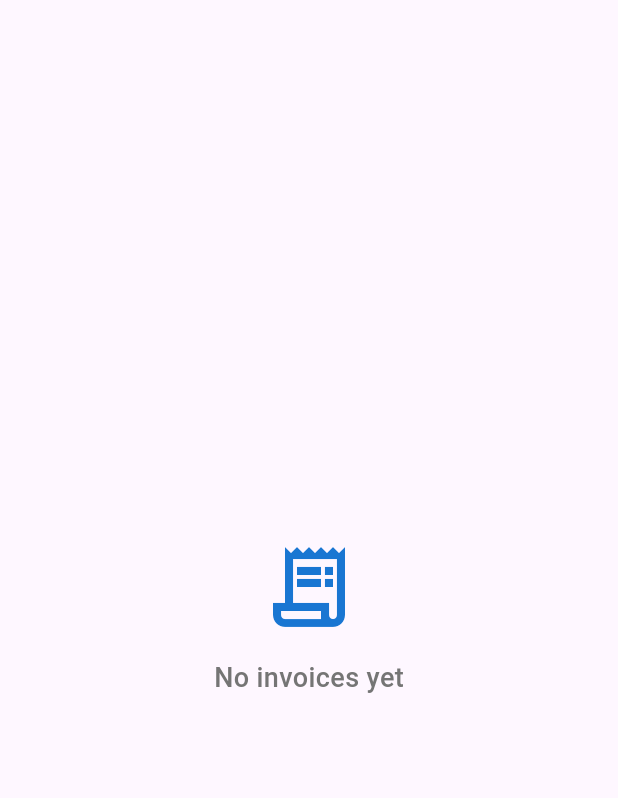
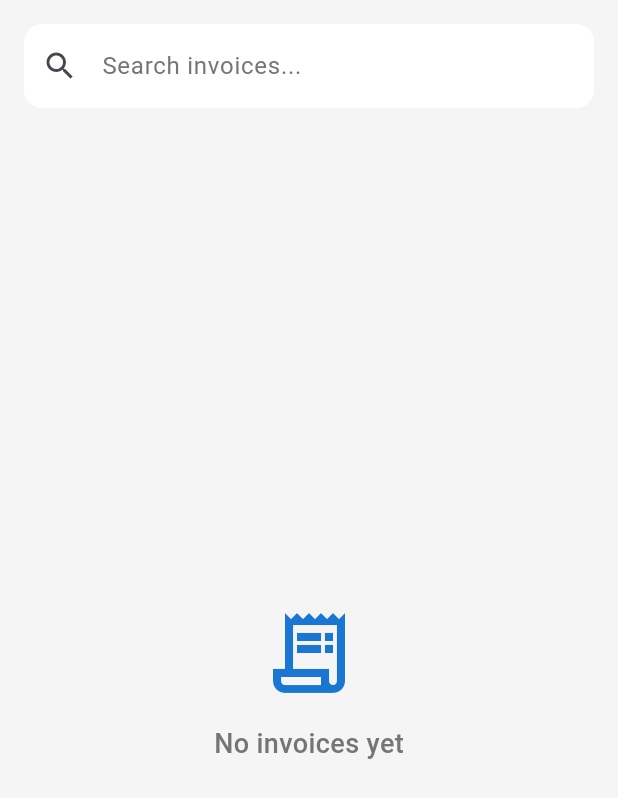
Before and after one commit to skgoswami2005/gst_billing_app, a Flutter app: the HistoryScreen screen opened directly, on a phone screen of 412 x 824 dp. Shown: the top 798 px of the screen. Run offline on Flutter 3.47's test engine with Material 3 defaults, Android fonts, the phone set to English and light mode, and no system bars; our stand-ins replace sqflite; accounts and stored records are empty.

Commit message:
Commit VII: Added search functionality in history page to search invoices

```diff
--- a/lib/screens/history_screen.dart
+++ b/lib/screens/history_screen.dart
@@ -13,7 +13,9 @@ class HistoryScreen extends StatefulWidget {
 
 class _HistoryScreenState extends State<HistoryScreen> {
   List<Invoice> _invoices = [];
+  List<Invoice> _filteredInvoices = [];
   bool _isLoading = true;
+  final _searchController = TextEditingController();
 
   @override
   void initState() {
@@ -21,20 +23,75 @@ class _HistoryScreenState extends State<HistoryScreen> {
     _loadInvoices();
   }
 
+  @override
+  void dispose() {
+    _searchController.dispose();
+    super.dispose();
+  }
+
   Future<void> _loadInvoices() async {
     setState(() => _isLoading = true);
     final invoices = await DatabaseHelper.instance.getAllInvoices();
     setState(() {
       _invoices = invoices;
+      _filteredInvoices = invoices;
       _isLoading = false;
+    });
+  }
+
+  void _filterInvoices(String query) {
+    setState(() {
+      if (query.isEmpty) {
+        _filteredInvoices = _invoices;
+      } else {
+        _filteredInvoices = _invoices.where((invoice) {
+          final id = invoice.id.toLowerCase();
+          final date = DateFormat('MMM dd, yyyy hh:mm a')
+              .format(DateTime.parse(invoice.createdAt))
+              .toLowerCase();
+          final amount = invoice.totalAmount.toString();
+          final searchLower = query.toLowerCase();
+
+          return id.contains(searchLower) ||
+              date.contains(searchLower) ||
+              amount.contains(searchLower);
+        }).toList();
+      }
     });
   }
 
   @override
   Widget build(BuildContext context) {
-    return _isLoading
+    return Scaffold(
+      backgroundColor: Colors.grey[100],
+      body: Column(
+        children: [
+          Padding(
+            padding: const EdgeInsets.all(16),
+            child: TextField(
+              controller: _searchController,
+              decoration: InputDecoration(
+                hintText: 'Search invoices...',
+                hintStyle: TextStyle(color: Colors.grey[600]),
+                prefixIcon: const Icon(Icons.search),
+                filled: true,
+                fillColor: Colors.white,
+                border: OutlineInputBorder(
+                  borderRadius: BorderRadius.circular(12),
+                  borderSide: BorderSide.none,
+                ),
+                enabledBorder: OutlineInputBorder(
+                  borderRadius: BorderRadius.circular(12),
+                  borderSide: BorderSide.none,
+                ),
+              ),
+              onChanged: _filterInvoices,
+            ),
+          ),
+          Expanded(
+            child: _isLoading
                 ? const Center(child: CircularProgressIndicator())
-        : _invoices.isEmpty
+                : _filteredInvoices.isEmpty
                     ? Center(
                         child: Column(
                           mainAxisAlignment: MainAxisAlignment.center,
@@ -42,21 +99,25 @@ class _HistoryScreenState extends State<HistoryScreen> {
                             Icon(Icons.receipt_long_outlined,
                                 size: 64, color: Colors.blue[700]),
                             const SizedBox(height: 16),
-                    Text('No invoices yet',
+                            Text(
+                              _searchController.text.isEmpty
+                                  ? 'No invoices yet'
+                                  : 'No matching invoices found',
                               style: TextStyle(
                                   fontSize: 18,
                                   color: Colors.grey[600],
-                            fontWeight: FontWeight.w500)),
+                                  fontWeight: FontWeight.w500),
+                            ),
                           ],
                         ),
                       )
                     : ListView.builder(
-                itemCount: _invoices.length,
+                        itemCount: _filteredInvoices.length,
                         itemBuilder: (context, index) {
-                  final invoice = _invoices[index];
+                          final invoice = _filteredInvoices[index];
                           return Card(
-                    margin:
-                        const EdgeInsets.symmetric(horizontal: 16, vertical: 8),
+                            margin: const EdgeInsets.symmetric(
+                                horizontal: 16, vertical: 8),
                             shape: RoundedRectangleBorder(
                                 borderRadius: BorderRadius.circular(12)),
                             child: ListTile(
@@ -65,10 +126,11 @@ class _HistoryScreenState extends State<HistoryScreen> {
                                 mainAxisAlignment: MainAxisAlignment.start,
                                 crossAxisAlignment: CrossAxisAlignment.start,
                                 children: [
-                          Text('Invoice #${invoice.id.substring(0, 10)}',
-                              style:
-                                  const TextStyle(fontWeight: FontWeight.bold)),
-                          Text('₹${invoice.totalAmount.toStringAsFixed(2)}',
+                                  Text('Invoice #${invoice.id}',
+                                      style: const TextStyle(
+                                          fontWeight: FontWeight.bold)),
+                                  Text(
+                                      '₹${invoice.totalAmount.toStringAsFixed(2)}',
                                       style: TextStyle(
                                           color: Colors.blue[700],
                                           fontWeight: FontWeight.bold)),
@@ -80,9 +142,11 @@ class _HistoryScreenState extends State<HistoryScreen> {
                                   const SizedBox(height: 8),
                                   Text(
                                       'Date: ${DateFormat('MMM dd, yyyy hh:mm a').format(DateTime.parse(invoice.createdAt))}',
-                              style: TextStyle(color: Colors.grey[600])),
+                                      style:
+                                          TextStyle(color: Colors.grey[600])),
                                   Text('${invoice.items.length} items',
-                              style: TextStyle(color: Colors.grey[600])),
+                                      style:
+                                          TextStyle(color: Colors.grey[600])),
                                 ],
                               ),
                               trailing: IconButton(
@@ -91,7 +155,8 @@ class _HistoryScreenState extends State<HistoryScreen> {
                                   Navigator.push(
                                     context,
                                     MaterialPageRoute(
-                              builder: (context) => InvoiceDetailsScreen(
+                                      builder: (context) =>
+                                          InvoiceDetailsScreen(
                                         invoice: invoice,
                                       ),
                                     ),
@@ -101,6 +166,10 @@ class _HistoryScreenState extends State<HistoryScreen> {
                             ),
                           );
                         },
+                      ),
+          ),
+        ],
+      ),
     );
   }
 }
--- a/lib/screens/main_screen.dart
+++ b/lib/screens/main_screen.dart
@@ -10,6 +10,7 @@ class MainScreen extends StatelessWidget {
     return DefaultTabController(
       length: 2,
       child: Scaffold(
+        backgroundColor: Colors.white,
         appBar: AppBar(
           title: const Text('TATA Retail',
               style: TextStyle(fontWeight: FontWeight.bold)),
```
Lines whose indentation alone changed are shown as unchanged.
